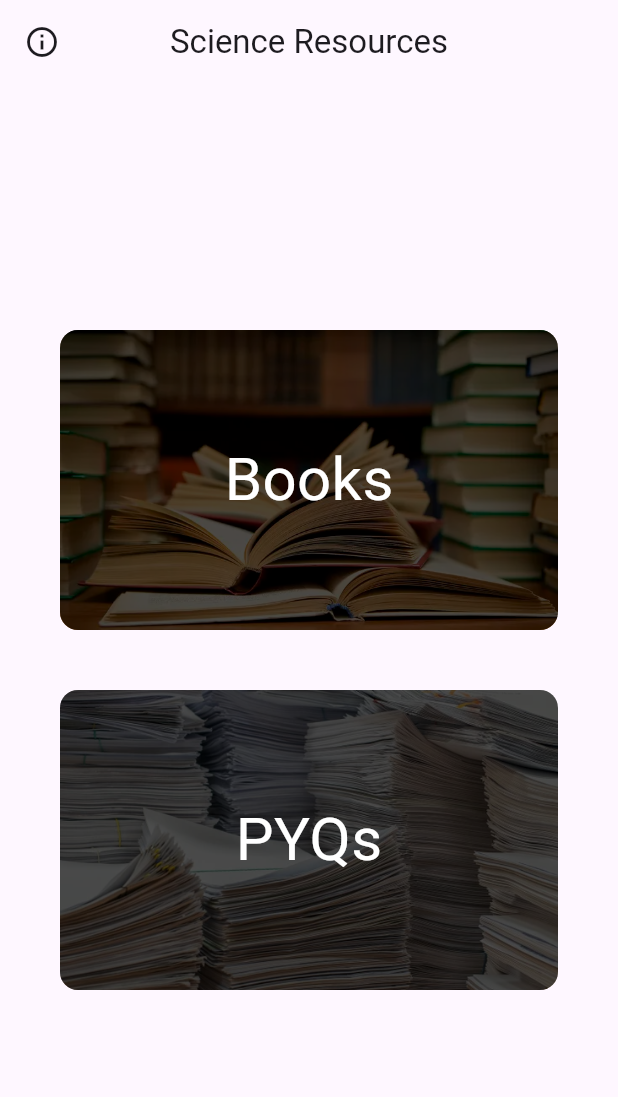
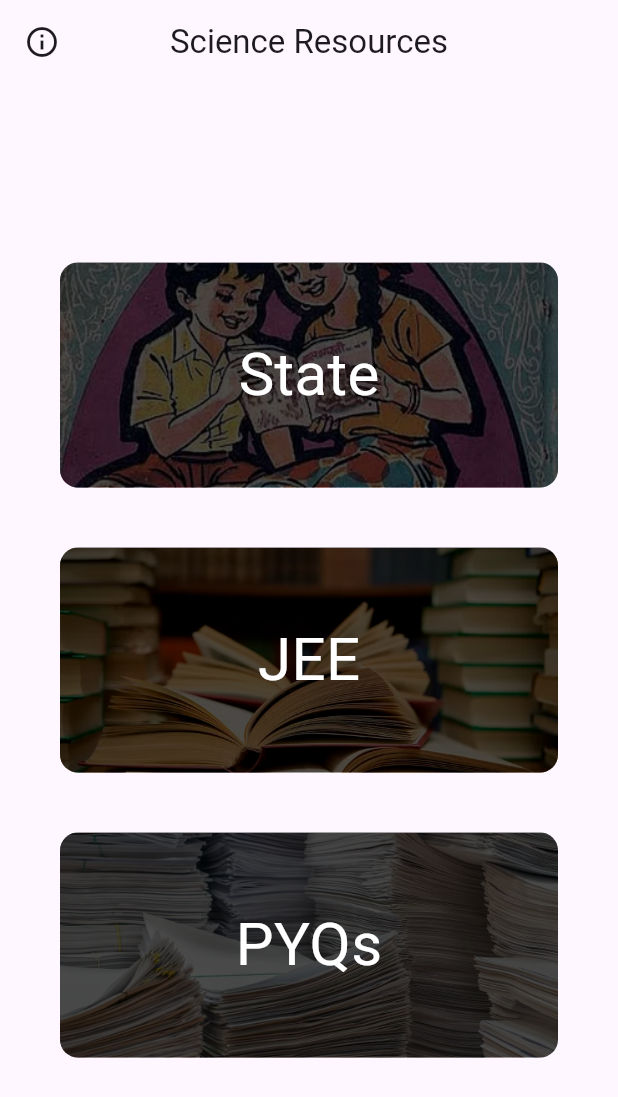
Before and after one commit to Avaneesh-Chopdekar/sci-res-app, a Flutter app: the screen it shows after launch, on a phone screen of 412 x 824 dp. Shown: the top 1097 px of the screen. Run offline on Flutter 3.47's test engine with Material 2 defaults, Android fonts, the phone set to English and light mode, and no system bars; missing offline and left inert: quick_actions.

Commit message:
Removed books.dart and added jee books and stateboard books on homepage

```diff
--- a/lib/components/big_card.dart
+++ b/lib/components/big_card.dart
@@ -19,11 +19,11 @@ class BigCard extends StatelessWidget {
                 DecorationImage(image: AssetImage(bgImage), fit: BoxFit.cover),
             borderRadius: BorderRadius.circular(12)),
         height: MediaQuery.of(context).orientation == Orientation.portrait
-            ? 200
+            ? 150
             : MediaQuery.of(context).size.height - 30,
         width: MediaQuery.of(context).orientation == Orientation.portrait
             ? MediaQuery.of(context).size.width - 80
-            : 300,
+            : 180,
         child: InkWell(
           onTap: () {
             Navigator.push(
--- a/lib/pages/homepage.dart
+++ b/lib/pages/homepage.dart
@@ -1,9 +1,8 @@
 import 'package:flutter/material.dart';
 import 'package:quick_actions/quick_actions.dart';
-import 'package:shared_preferences/shared_preferences.dart';
+// import 'package:shared_preferences/shared_preferences.dart';
 import 'jeebooks/jeebooks.dart';
 import 'stateboard/stateboard.dart';
-import 'books.dart';
 import 'more_info.dart';
 import 'pyqs/pyqs.dart';
 import '../components/big_card.dart';
@@ -48,8 +47,13 @@ class _MyHomePageState extends State<MyHomePage> {
   Widget build(BuildContext context) {
     const children = const [
       BigCard(
-        text: 'Books',
-        page: Books(),
+        text: 'State',
+        page: StateBoard(),
+        bgImage: 'assets/stateboard.webp',
+      ),
+      BigCard(
+        text: 'JEE',
+        page: JeeBooks(),
         bgImage: 'assets/books.webp',
       ),
       BigCard(
```
Also changed, not shown: lib/pages/books.dart (deleted, +0 -40 lines).
